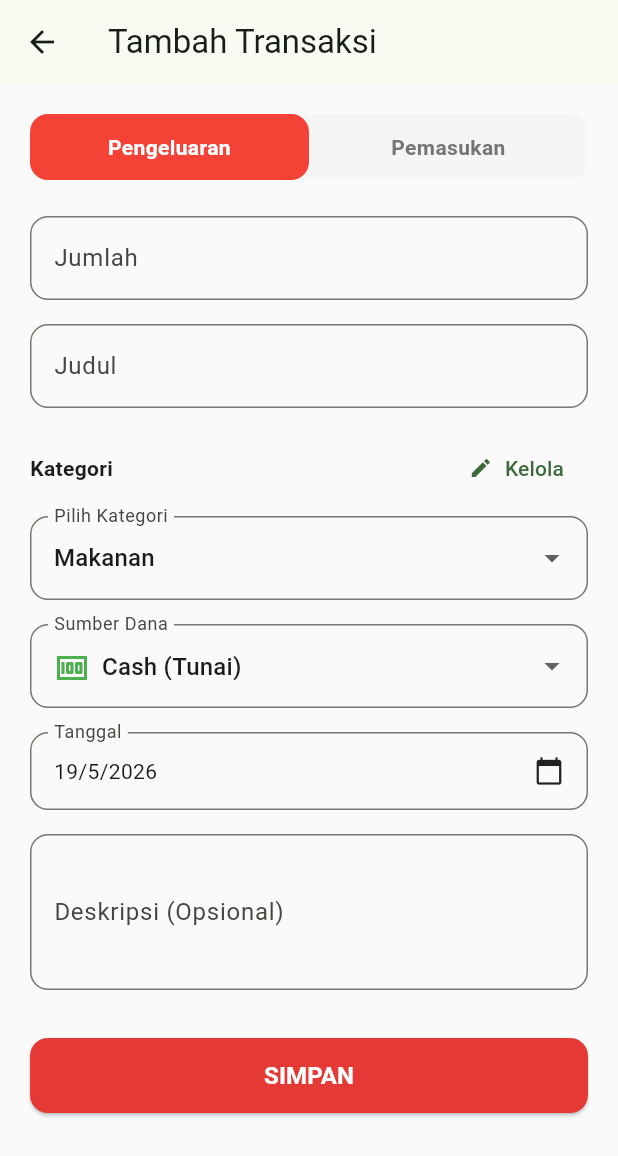
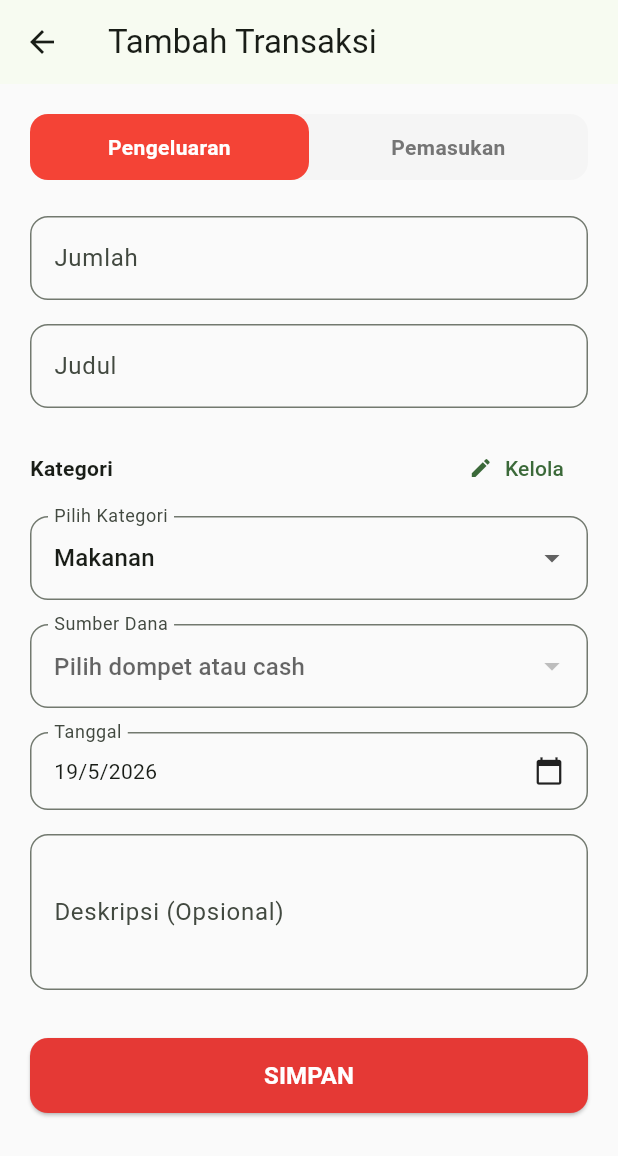
Before and after one commit to riorocker75/CatatanKeuanganHarian, a Flutter app: the AddTransactionScreen screen opened directly, on a phone screen of 412 x 824 dp. Shown: the top 1156 px of the screen. Run offline on Flutter 3.47's test engine with Material 3 defaults, Android fonts, the phone set to English and light mode, and no system bars; our stand-ins replace cloud_firestore, csv, firebase_auth, firebase_core, fl_chart, flutter_slidable and 3 more; accounts and stored records are empty.

Commit message:
update tras

```diff
--- a/lib/screens/add_transaction_screen.dart
+++ b/lib/screens/add_transaction_screen.dart
@@ -285,16 +285,16 @@ class _AddTransactionScreenState extends State<AddTransactionScreen> {
                   border: OutlineInputBorder(borderRadius: BorderRadius.circular(12)),
                 ),
                 items: [
-                  const DropdownMenuItem(
-                    value: null,
-                    child: Row(
-                      children: [
-                        Icon(Icons.money, color: Colors.green),
-                        SizedBox(width: 8),
-                        Text('Cash (Tunai)'),
-                      ],
-                    ),
-                  ),
+                  // const DropdownMenuItem(
+                  //   value: null,
+                  //   child: Row(
+                  //     children: [
+                  //       Icon(Icons.money, color: Colors.green),
+                  //       SizedBox(width: 8),
+                  //       Text('Cash (Tunai)'),
+                  //     ],
+                  //   ),
+                  // ),
                   ..._wallets.map((wallet) => DropdownMenuItem(
                     value: wallet.id,
                     child: Row(
--- a/lib/screens/dashboard_screen.dart
+++ b/lib/screens/dashboard_screen.dart
@@ -18,6 +18,7 @@ import 'transaction_history_screen.dart';
 import 'transaction_detail_screen.dart';
 import 'settings_screen.dart';
 import 'wallet_screen.dart';
+
 
 class DashboardScreen extends StatefulWidget {
   const DashboardScreen({super.key});
@@ -115,7 +116,7 @@ class _DashboardScreenState extends State<DashboardScreen> {
                       IconButton(
                         icon: const Icon(Icons.logout),
                         onPressed: () async {
-                          await _authService.logout();
+                          await _authService.logout(context);
                           if (mounted) {
                             Navigator.pushAndRemoveUntil(
                               context,
--- a/lib/screens/wallet_screen.dart
+++ b/lib/screens/wallet_screen.dart
@@ -468,7 +468,11 @@ class _WalletScreenState extends State<WalletScreen> {
                                 ),
                                 // Delete
                                 SlidableAction(
-                                  onPressed: (_) => TransferScreen(initialFromWallet: wallet),
+                                  onPressed: (_) => Navigator.push(context,
+                                     MaterialPageRoute(
+                                  builder: (_) => TransferScreen(initialFromWallet: wallet),
+                                ),
+                              ),
                                   backgroundColor: Colors.white,
                                   foregroundColor: Colors.purple,
                                   icon: Icons.swap_horiz,
```
Also changed, not shown: lib/services/auth_service.dart (+15 -2 lines), lib/services/cache_service.dart (added, +20 -0 lines).
